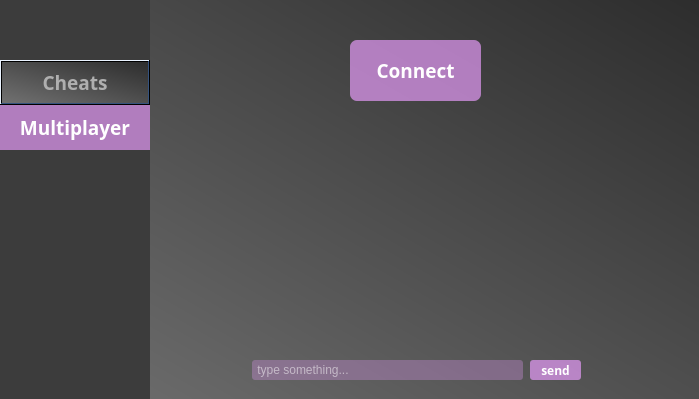
Old version of the form gui/multiplayer.ui in the repository itaybiran/MinesweeperCheats-Client.
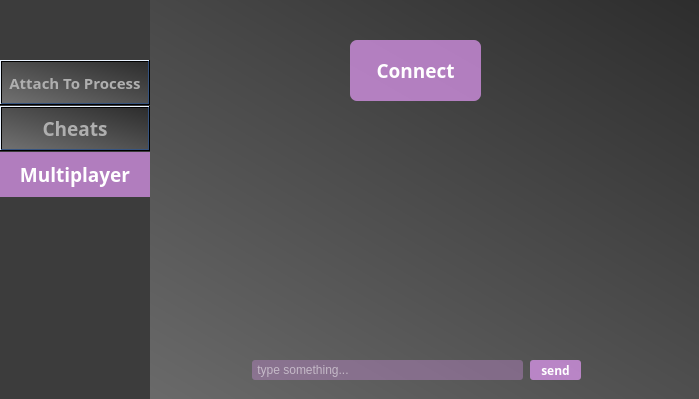
New version of the form.

Commit message: redesign and attach to process

```diff
--- a/gui/multiplayer.ui
+++ b/gui/multiplayer.ui
@@ -1100,7 +1100,7 @@
     <property name="geometry">
      <rect>
       <x>0</x>
-      <y>60</y>
+      <y>106</y>
       <width>150</width>
       <height>45</height>
      </rect>
@@ -1582,7 +1582,7 @@
     <property name="geometry">
      <rect>
       <x>0</x>
-      <y>105</y>
+      <y>152</y>
       <width>150</width>
       <height>45</height>
      </rect>
@@ -2107,6 +2107,486 @@
      <set>Qt::AlignCenter</set>
     </property>
    </widget>
+   <widget class="QPushButton" name="ProcessButton">
+    <property name="geometry">
+     <rect>
+      <x>0</x>
+      <y>60</y>
+      <width>150</width>
+      <height>45</height>
+     </rect>
+    </property>
+    <property name="palette">
+     <palette>
+      <active>
+       <colorrole role="WindowText">
+        <brush brushstyle="SolidPattern">
+         <color alpha="255">
+          <red>175</red>
+          <green>175</green>
+          <blue>175</blue>
+         </color>
+        </brush>
+       </colorrole>
+       <colorrole role="Button">
+        <brush brushstyle="SolidPattern">
+         <color alpha="255">
+          <red>100</red>
+          <green>100</green>
+          <blue>100</blue>
+         </color>
+        </brush>
+       </colorrole>
+       <colorrole role="Light">
+        <brush brushstyle="SolidPattern">
+         <color alpha="255">
+          <red>234</red>
+          <green>243</green>
+          <blue>255</blue>
+         </color>
+        </brush>
+       </colorrole>
+       <colorrole role="Midlight">
+        <brush brushstyle="SolidPattern">
+         <color alpha="255">
+          <red>170</red>
+          <green>204</green>
+          <blue>255</blue>
+         </color>
+        </brush>
+       </colorrole>
+       <colorrole role="Dark">
+        <brush brushstyle="SolidPattern">
+         <color alpha="255">
+          <red>53</red>
+          <green>83</green>
+          <blue>127</blue>
+         </color>
+        </brush>
+       </colorrole>
+       <colorrole role="Mid">
+        <brush brushstyle="SolidPattern">
+         <color alpha="255">
+          <red>70</red>
+          <green>111</green>
+          <blue>170</blue>
+         </color>
+        </brush>
+       </colorrole>
+       <colorrole role="Text">
+        <brush brushstyle="SolidPattern">
+         <color alpha="255">
+          <red>175</red>
+          <green>175</green>
+          <blue>175</blue>
+         </color>
+        </brush>
+       </colorrole>
+       <colorrole role="BrightText">
+        <brush brushstyle="SolidPattern">
+         <color alpha="255">
+          <red>255</red>
+          <green>255</green>
+          <blue>255</blue>
+         </color>
+        </brush>
+       </colorrole>
+       <colorrole role="ButtonText">
+        <brush brushstyle="SolidPattern">
+         <color alpha="255">
+          <red>175</red>
+          <green>175</green>
+          <blue>175</blue>
+         </color>
+        </brush>
+       </colorrole>
+       <colorrole role="Base">
+        <brush brushstyle="SolidPattern">
+         <color alpha="255">
+          <red>100</red>
+          <green>100</green>
+          <blue>100</blue>
+         </color>
+        </brush>
+       </colorrole>
+       <colorrole role="Window">
+        <brush brushstyle="SolidPattern">
+         <color alpha="255">
+          <red>100</red>
+          <green>100</green>
+          <blue>100</blue>
+         </color>
+        </brush>
+       </colorrole>
+       <colorrole role="Shadow">
+        <brush brushstyle="SolidPattern">
+         <color alpha="255">
+          <red>0</red>
+          <green>0</green>
+          <blue>0</blue>
+         </color>
+        </brush>
+       </colorrole>
+       <colorrole role="Highlight">
+        <brush brushstyle="SolidPattern">
+         <color alpha="255">
+          <red>49</red>
+          <green>179</green>
+          <blue>215</blue>
+         </color>
+        </brush>
+       </colorrole>
+       <colorrole role="AlternateBase">
+        <brush brushstyle="SolidPattern">
+         <color alpha="255">
+          <red>180</red>
+          <green>210</green>
+          <blue>255</blue>
+         </color>
+        </brush>
+       </colorrole>
+       <colorrole role="ToolTipBase">
+        <brush brushstyle="SolidPattern">
+         <color alpha="255">
+          <red>255</red>
+          <green>255</green>
+          <blue>220</blue>
+         </color>
+        </brush>
+       </colorrole>
+       <colorrole role="ToolTipText">
+        <brush brushstyle="SolidPattern">
+         <color alpha="255">
+          <red>0</red>
+          <green>0</green>
+          <blue>0</blue>
+         </color>
+        </brush>
+       </colorrole>
+      </active>
+      <inactive>
+       <colorrole role="WindowText">
+        <brush brushstyle="SolidPattern">
+         <color alpha="255">
+          <red>175</red>
+          <green>175</green>
+          <blue>175</blue>
+         </color>
+        </brush>
+       </colorrole>
+       <colorrole role="Button">
+        <brush brushstyle="SolidPattern">
+         <color alpha="255">
+          <red>100</red>
+          <green>100</green>
+          <blue>100</blue>
+         </color>
+        </brush>
+       </colorrole>
+       <colorrole role="Light">
+        <brush brushstyle="SolidPattern">
+         <color alpha="255">
+          <red>234</red>
+          <green>243</green>
+          <blue>255</blue>
+         </color>
+        </brush>
+       </colorrole>
+       <colorrole role="Midlight">
+        <brush brushstyle="SolidPattern">
+         <color alpha="255">
+          <red>170</red>
+          <green>204</green>
+          <blue>255</blue>
+         </color>
+        </brush>
+       </colorrole>
+       <colorrole role="Dark">
+        <brush brushstyle="SolidPattern">
+         <color alpha="255">
+          <red>53</red>
+          <green>83</green>
+          <blue>127</blue>
+         </color>
+        </brush>
+       </colorrole>
+       <colorrole role="Mid">
+        <brush brushstyle="SolidPattern">
+         <color alpha="255">
+          <red>70</red>
+          <green>111</green>
+          <blue>170</blue>
+         </color>
+        </brush>
+       </colorrole>
+       <colorrole role="Text">
+        <brush brushstyle="SolidPattern">
+         <color alpha="255">
+          <red>175</red>
+          <green>175</green>
+          <blue>175</blue>
+         </color>
+        </brush>
+       </colorrole>
+       <colorrole role="BrightText">
+        <brush brushstyle="SolidPattern">
+         <color alpha="255">
+          <red>255</red>
+          <green>255</green>
+          <blue>255</blue>
+         </color>
+        </brush>
+       </colorrole>
+       <colorrole role="ButtonText">
+        <brush brushstyle="SolidPattern">
+         <color alpha="255">
+          <red>175</red>
+          <green>175</green>
+          <blue>175</blue>
+         </color>
+        </brush>
+       </colorrole>
+       <colorrole role="Base">
+        <brush brushstyle="SolidPattern">
+         <color alpha="255">
+          <red>100</red>
+          <green>100</green>
+          <blue>100</blue>
+         </color>
+        </brush>
+       </colorrole>
+       <colorrole role="Window">
+        <brush brushstyle="SolidPattern">
+         <color alpha="255">
+          <red>100</red>
+          <green>100</green>
+          <blue>100</blue>
+         </color>
+        </brush>
+       </colorrole>
+       <colorrole role="Shadow">
+        <brush brushstyle="SolidPattern">
+         <color alpha="255">
+          <red>0</red>
+          <green>0</green>
+          <blue>0</blue>
+         </color>
+        </brush>
+       </colorrole>
+       <colorrole role="Highlight">
+        <brush brushstyle="SolidPattern">
+         <color alpha="255">
+          <red>49</red>
+          <green>179</green>
+          <blue>215</blue>
+         </color>
+        </brush>
+       </colorrole>
+       <colorrole role="AlternateBase">
+        <brush brushstyle="SolidPattern">
+         <color alpha="255">
+          <red>180</red>
+          <green>210</green>
+          <blue>255</blue>
+         </color>
+        </brush>
+       </colorrole>
+       <colorrole role="ToolTipBase">
+        <brush brushstyle="SolidPattern">
+         <color alpha="255">
+          <red>255</red>
+          <green>255</green>
+          <blue>220</blue>
+         </color>
+        </brush>
+       </colorrole>
+       <colorrole role="ToolTipText">
+        <brush brushstyle="SolidPattern">
+         <color alpha="255">
+          <red>0</red>
+          <green>0</green>
+          <blue>0</blue>
+         </color>
+        </brush>
+       </colorrole>
+      </inactive>
+      <disabled>
+       <colorrole role="WindowText">
+        <brush brushstyle="SolidPattern">
+         <color alpha="255">
+          <red>175</red>
+          <green>175</green>
+          <blue>175</blue>
+         </color>
+        </brush>
+       </colorrole>
+       <colorrole role="Button">
+        <brush brushstyle="SolidPattern">
+         <color alpha="255">
+          <red>100</red>
+          <green>100</green>
+          <blue>100</blue>
+         </color>
+        </brush>
+       </colorrole>
+       <colorrole role="Light">
+        <brush brushstyle="SolidPattern">
+         <color alpha="255">
+          <red>234</red>
+          <green>243</green>
+          <blue>255</blue>
+         </color>
+        </brush>
+       </colorrole>
+       <colorrole role="Midlight">
+        <brush brushstyle="SolidPattern">
+         <color alpha="255">
+          <red>170</red>
+          <green>204</green>
+          <blue>255</blue>
+         </color>
+        </brush>
+       </colorrole>
+       <colorrole role="Dark">
+        <brush brushstyle="SolidPattern">
+         <color alpha="255">
+          <red>53</red>
+          <green>83</green>
+          <blue>127</blue>
+         </color>
+        </brush>
+       </colorrole>
+       <colorrole role="Mid">
+        <brush brushstyle="SolidPattern">
+         <color alpha="255">
+          <red>70</red>
+          <green>111</green>
+          <blue>170</blue>
+         </color>
+        </brush>
+       </colorrole>
+       <colorrole role="Text">
+        <brush brushstyle="SolidPattern">
+         <color alpha="255">
+          <red>175</red>
+          <green>175</green>
+          <blue>175</blue>
+         </color>
+        </brush>
+       </colorrole>
+       <colorrole role="BrightText">
+        <brush brushstyle="SolidPattern">
+         <color alpha="255">
+          <red>255</red>
+          <green>255</green>
+          <blue>255</blue>
+         </color>
+        </brush>
+       </colorrole>
+       <colorrole role="ButtonText">
+        <brush brushstyle="SolidPattern">
+         <color alpha="255">
+          <red>175</red>
+          <green>175</green>
+          <blue>175</blue>
+         </color>
+        </brush>
+       </colorrole>
+       <colorrole role="Base">
+        <brush brushstyle="SolidPattern">
+         <color alpha="255">
+          <red>100</red>
+          <green>100</green>
+          <blue>100</blue>
+         </color>
+        </brush>
+       </colorrole>
+       <colorrole role="Window">
+        <brush brushstyle="SolidPattern">
+         <color alpha="255">
+          <red>100</red>
+          <green>100</green>
+          <blue>100</blue>
+         </color>
+        </brush>
+       </colorrole>
+       <colorrole role="Shadow">
+        <brush brushstyle="SolidPattern">
+         <color alpha="255">
+          <red>0</red>
+          <green>0</green>
+          <blue>0</blue>
+         </color>
+        </brush>
+       </colorrole>
+       <colorrole role="Highlight">
+        <brush brushstyle="SolidPattern">
+         <color alpha="255">
+          <red>0</red>
+          <green>120</green>
+          <blue>215</blue>
+         </color>
+        </brush>
+       </colorrole>
+       <colorrole role="AlternateBase">
+        <brush brushstyle="SolidPattern">
+         <color alpha="255">
+          <red>106</red>
+          <green>166</green>
+          <blue>255</blue>
+         </color>
+        </brush>
+       </colorrole>
+       <colorrole role="ToolTipBase">
+        <brush brushstyle="SolidPattern">
+         <color alpha="255">
+          <red>255</red>
+          <green>255</green>
+          <blue>220</blue>
+         </color>
+        </brush>
+       </colorrole>
+       <colorrole role="ToolTipText">
+        <brush brushstyle="SolidPattern">
+         <color alpha="255">
+          <red>0</red>
+          <green>0</green>
+          <blue>0</blue>
+         </color>
+        </brush>
+       </colorrole>
+      </disabled>
+     </palette>
+    </property>
+    <property name="font">
+     <font>
+      <family>Segoe UI Black</family>
+      <pointsize>11</pointsize>
+      <weight>75</weight>
+      <bold>true</bold>
+     </font>
+    </property>
+    <property name="cursor">
+     <cursorShape>ClosedHandCursor</cursorShape>
+    </property>
+    <property name="styleSheet">
+     <string notr="true">QPushButton::hover
+{
+	background-color:white;
+	color: rgb(100, 100, 100);
+}
+
+QPushButton
+{
+	background-color:rgb(100, 100, 100);
+	border:0;
+	color:rgb(175, 175, 175);
+};</string>
+    </property>
+    <property name="text">
+     <string>Attach To Process</string>
+    </property>
+   </widget>
    <zorder>ConnectButton</zorder>
    <zorder>InfoLabel</zorder>
    <zorder>ChatField</zorder>
@@ -2119,6 +2599,7 @@
    <zorder>CheatsButton</zorder>
    <zorder>OpponentNameLabel</zorder>
    <zorder>ErrorLabel</zorder>
+   <zorder>ProcessButton</zorder>
   </widget>
  </widget>
  <resources/>
```
The commit also changes 16 other files.
